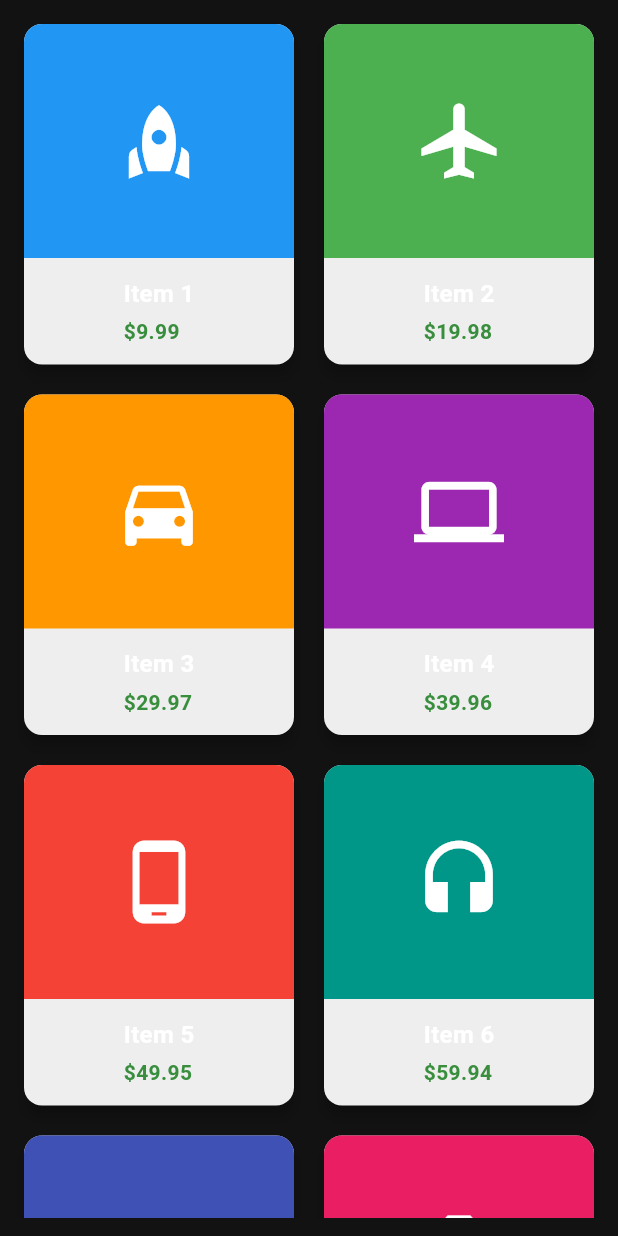
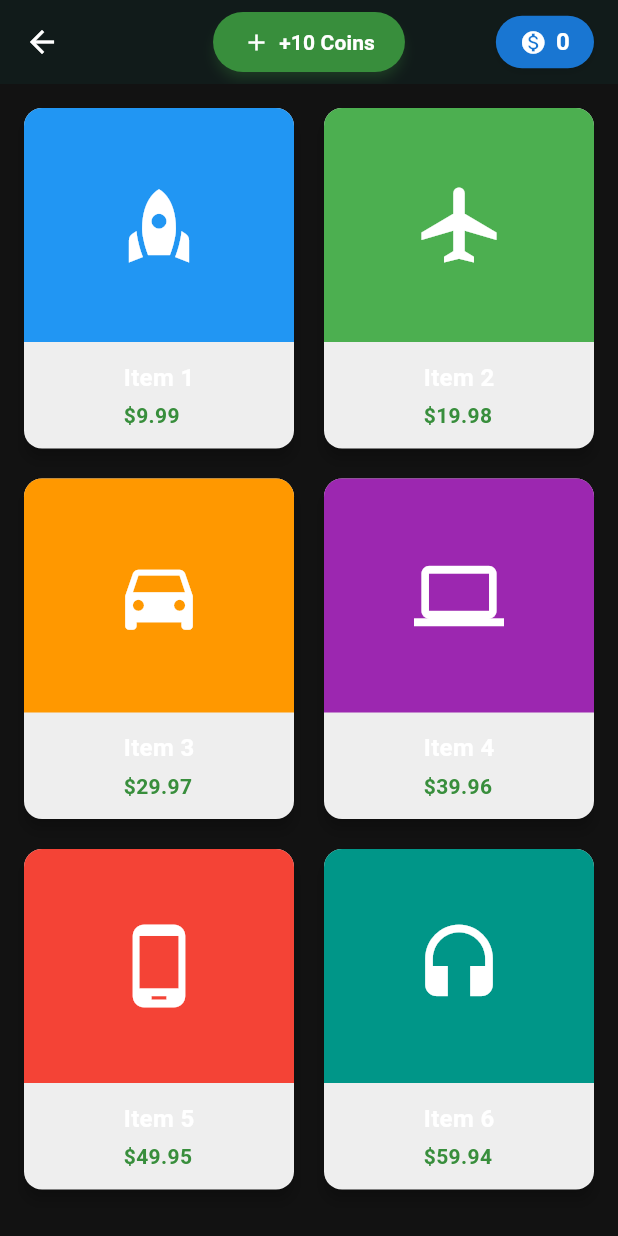
Before and after one commit to Cleon-asu/world_app, a Flutter app: the screen it shows after launch, after a tap on the "shopify" icon, on a phone screen of 412 x 824 dp. Run offline on Flutter 3.47's test engine with Material 3 defaults, Android fonts, the phone set to English and light mode, and no system bars; our stand-ins replace hive_flutter; missing offline and left inert: flutter_3d_controller; accounts and stored records are empty; statements that could not run were skipped.

Commit message:
Currency saved to local db

```diff
--- /dev/null
+++ b/lib/data/currency_database.dart
@@ -0,0 +1,21 @@
+import 'package:hive_flutter/hive_flutter.dart';
+
+class CurrencyStorage {
+  static const String _currencyBox = 'currency_box';
+  static const String _currencyKey = 'currency';
+
+  static Future<void> init() async {
+    await Hive.initFlutter();
+    await Hive.openBox(_currencyBox);
+  }
+
+  static int getCurrency() {
+    final box = Hive.box(_currencyBox);
+    return box.get(_currencyKey, defaultValue: 0);
+  }
+
+  static Future<void> setCurrency(int value) async {
+    final box = Hive.box(_currencyBox);
+    await box.put(_currencyKey, value);
+  }
+}
--- a/lib/main.dart
+++ b/lib/main.dart
@@ -2,9 +2,13 @@ import 'package:flutter/material.dart';
 import 'package:provider/provider.dart';
 import 'world_provider.dart';
 import 'screens/home_screen.dart';
+import 'data/currency_database.dart';
+import 'package:hive_flutter/hive_flutter.dart';
 
 void main() async {
   WidgetsFlutterBinding.ensureInitialized();
+  await Hive.initFlutter();
+  await CurrencyStorage.init();
   runApp(const WorldBuilderApp());
 }
 
--- a/lib/screens/shop.dart
+++ b/lib/screens/shop.dart
@@ -1,5 +1,6 @@
 import 'package:flutter/material.dart';
 import 'home_screen.dart';
+import 'package:world_app/data/currency_database.dart';
 
 // Import your other page (replace with your actual page)
 // import './other_page.dart';
@@ -15,10 +16,89 @@ class _ShopPageState extends State<ShopPage> {
   // Variables for swipe detection
   double _startX = 0.0;
   bool _isSwiping = false;
+  int _currencyValue = 0;
+
+  @override
+  void initState() {
+    super.initState();
+    _loadCurrencyValue();
+  }
 
   @override
   Widget build(BuildContext context) {
     return Scaffold(
+      appBar: AppBar(
+        title: Row(
+          mainAxisAlignment: MainAxisAlignment.center,
+          children: [
+            ElevatedButton(
+              onPressed: () => _updateCurrency(_currencyValue + 10) ,
+              style: ElevatedButton.styleFrom(
+                backgroundColor: Colors.green[700],
+                foregroundColor: Colors.white,
+                padding: const EdgeInsets.symmetric(horizontal: 20, vertical: 10),
+                shape: RoundedRectangleBorder(
+                  borderRadius: BorderRadius.circular(20),
+                ),
+                elevation: 3,
+                shadowColor: Colors.green.withValues(alpha: 0.5),
+              ),
+              child: const Row(
+                mainAxisSize: MainAxisSize.min,
+                children: [
+                  Icon(Icons.add, size: 18),
+                  SizedBox(width: 6),
+                  Text(
+                    '+10 Coins',
+                    style: TextStyle(
+                      fontSize: 14,
+                      fontWeight: FontWeight.bold,
+                    ),
+                  ),
+                ],
+              ),
+            ),
+          ],
+        ),
+        // Currency display in the AppBar on the right
+        actions: [
+          Container(
+            margin: const EdgeInsets.only(right: 16),
+            padding: const EdgeInsets.symmetric(horizontal: 16, vertical: 6),
+            decoration: BoxDecoration(
+              color: Colors.blue[700],
+              borderRadius: BorderRadius.circular(20),
+              boxShadow: [
+                BoxShadow(
+                  color: Colors.black.withValues(alpha: 0.1),
+                  blurRadius: 4,
+                  offset: const Offset(0, 2),
+                ),
+              ],
+            ),
+            child: Row(
+              children: [
+                const Icon(
+                  Icons.monetization_on,
+                  color: Colors.white,
+                  size: 18,
+                ),
+                const SizedBox(width: 6),
+                Text(
+                  '$_currencyValue',
+                  style: const TextStyle(
+                    fontSize: 16,
+                    fontWeight: FontWeight.bold,
+                    color: Colors.white,
+                  ),
+                ),
+              ],
+            ),
+          ),
+        ],
+        elevation: 2,
+        centerTitle: true,
+      ),
       body: Stack(
         children: [
           // Main content
@@ -185,6 +265,31 @@ class _ShopPageState extends State<ShopPage> {
     );
   }
 
+  void _loadCurrencyValue() {
+    final value = CurrencyStorage.getCurrency();
+    setState(() {
+      _currencyValue = value;
+    });
+  }
+
+  Future<void> _updateCurrency(int newValue) async {
+    await CurrencyStorage.setCurrency(newValue);
+
+    // Show snackbar feedback
+    ScaffoldMessenger.of(context).showSnackBar(
+      SnackBar(
+        content: const Text('+10 Coins Added!'),
+        duration: const Duration(milliseconds: 800),
+        backgroundColor: Colors.green,
+        behavior: SnackBarBehavior.floating,
+      ),
+    );
+
+    setState(() {
+      _currencyValue = newValue;
+    });
+  }
+
   Color _getItemColor(int index) {
     List<Color> colors = [
       Colors.blue,
```
